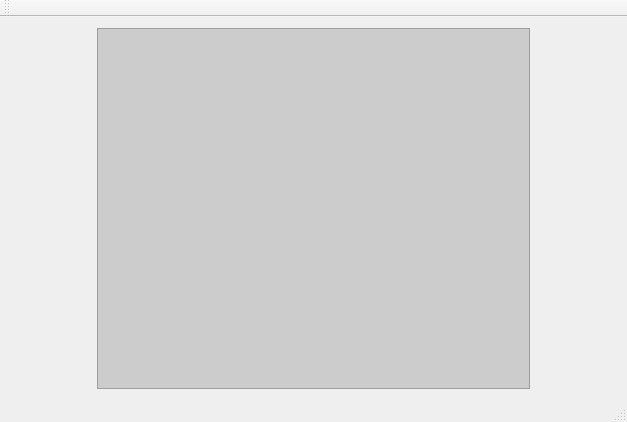
Above: mainwindow.ui from snailccc/Forum before the change. Below: the same form after it.
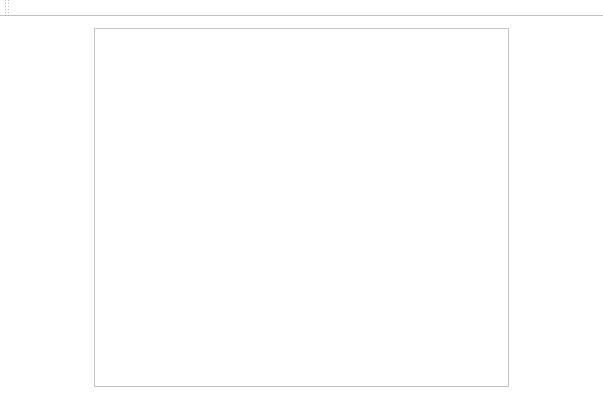
That is the form after the change.

Commit message: change the style form

Diff of the .ui file:
```diff
--- a/mainwindow.ui
+++ b/mainwindow.ui
@@ -6,13 +6,16 @@
    <rect>
     <x>0</x>
     <y>0</y>
-    <width>627</width>
-    <height>422</height>
+    <width>603</width>
+    <height>420</height>
    </rect>
   </property>
   <property name="windowTitle">
    <string>MainWindow</string>
   </property>
+  <property name="styleSheet">
+   <string notr="true">background-color: rgb(255, 255, 255);</string>
+  </property>
   <widget class="QWidget" name="centralWidget">
    <layout class="QGridLayout" name="gridLayout">
     <item row="0" column="0">
@@ -33,7 +36,7 @@
       <item>
        <widget class="QTableWidget" name="plateGroup">
         <property name="styleSheet">
-         <string notr="true">background-color: rgb(204, 204, 204);</string>
+         <string notr="true">background-color: rgb(255, 255, 255);</string>
         </property>
         <property name="lineWidth">
          <number>0</number>
```
Left out of the diff: 2 changed lines with no effect on the pictures. The commit also changes 15 other files.
